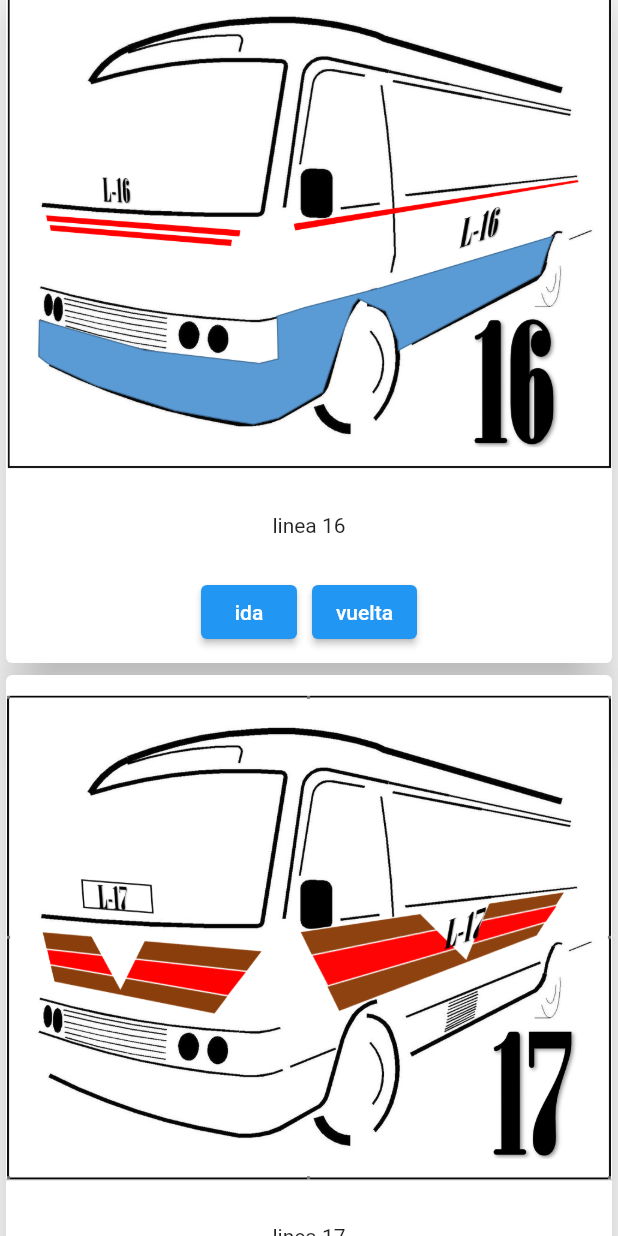
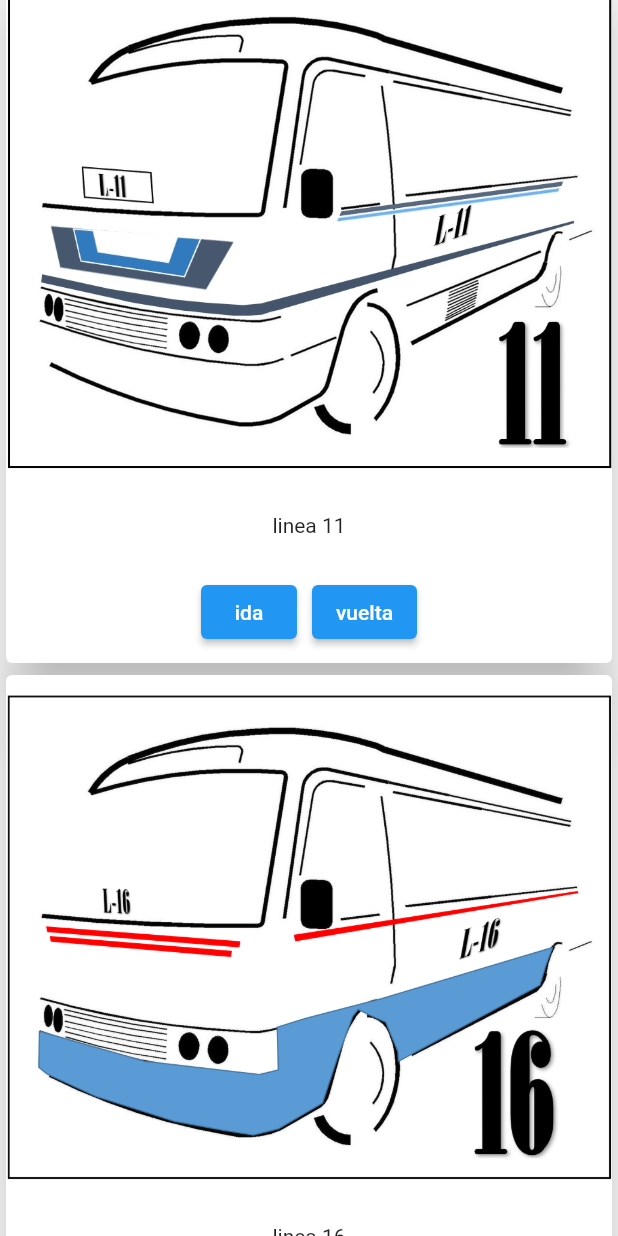
Before and after one commit to malenarojas/ProyectoSig, a Flutter app: the List_view2Screen widget shown alone on an empty page, opened directly, scrolled down 2880 dp, on a phone screen of 412 x 824 dp. Run offline on Flutter 3.47's test engine with Material 2 defaults, Android fonts, the phone set to English and light mode, and no system bars; our stand-ins replace google_maps_flutter; network calls fail.

Commit message:
botones comentados

```diff
--- a/lib/list_view2.dart
+++ b/lib/list_view2.dart
@@ -403,6 +403,63 @@ class List_view2Screen extends StatelessWidget {
                       Ink.image(
                         width: 450.0,
                         height: 350.0,
+                        image: const AssetImage('images/L011.jpeg'),
+                        //fit: BoxFit.fitWidth,
+                        alignment: Alignment.center,
+                      )
+                    ],
+                  ),
+                  const Padding(
+                    padding: EdgeInsets.all(16.0),
+                    child: Text('linea 11'),
+                  ),
+                  ButtonBar(
+                    alignment: MainAxisAlignment.center,
+                    buttonPadding: const EdgeInsets.symmetric(
+                        horizontal: 10, vertical: 10),
+                    children: [
+                      ElevatedButton(
+                        child: const Text('ida'),
+                        onPressed: () {
+                          Navigator.push(
+                            context,
+                            MaterialPageRoute(
+                              builder: (context) => MapSample(11, 'I'),
+                            ),
+                          );
+                        },
+                      ),
+                      ElevatedButton(
+                        child: const Text('vuelta'),
+                        onPressed: () {
+                          Navigator.push(
+                            context,
+                            MaterialPageRoute(
+                              builder: (context) => MapSample(11, 'V'),
+                            ),
+                          );
+                        },
+                      ),
+                    ],
+                  ),
+                ],
+              ),
+            )),
+        Card(
+            clipBehavior: Clip.antiAlias,
+            elevation: 16,
+            child: InkWell(
+              onTap: () {},
+              child: Column(
+                //mainAxisSize: MainAxisSize.min,
+                //crossAxisAlignment: CrossAxisAlignment.start,
+                children: [
+                  Stack(
+                    alignment: Alignment.bottomLeft,
+                    children: [
+                      Ink.image(
+                        width: 450.0,
+                        height: 350.0,
                         image: const AssetImage('images/L016.png'),
                         //fit: BoxFit.fitWidth,
                         alignment: Alignment.center,
--- a/lib/widgets/mapa.dart
+++ b/lib/widgets/mapa.dart
@@ -198,11 +198,11 @@ class MapSampleState extends State<MapSample> {
                 /* SizedBox(
                   height: 20,
                 ),*/
-                Buttoon_mas(),
+                //Buttoon_mas(),
                 /* SizedBox(
                   height: 20,
                 ),*/
-                Button_menos(),
+                //Button_menos(),
                 /* SizedBox(
                   height: 100,
                 ),*/
--- a/pubspec.yaml
+++ b/pubspec.yaml
@@ -69,6 +69,7 @@ flutter:
     - images/L008.png
     - images/L009.png
     - images/L010.png
+    - images/L011.jpeg
     - images/L016.png
     - images/L017.png
     - images/L018.png
```
